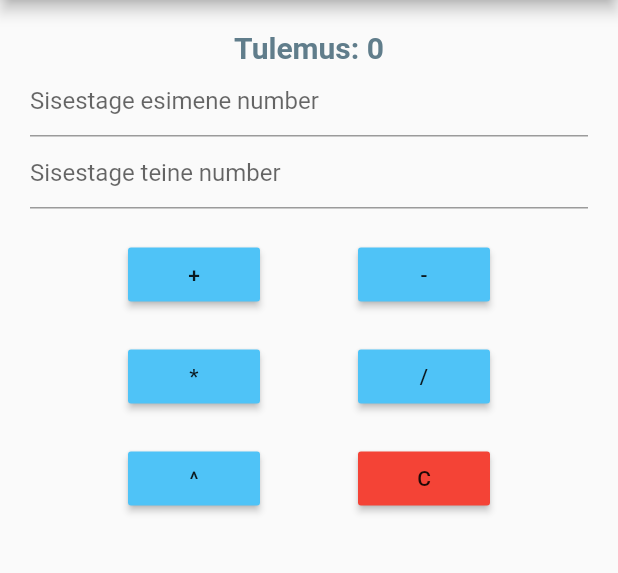
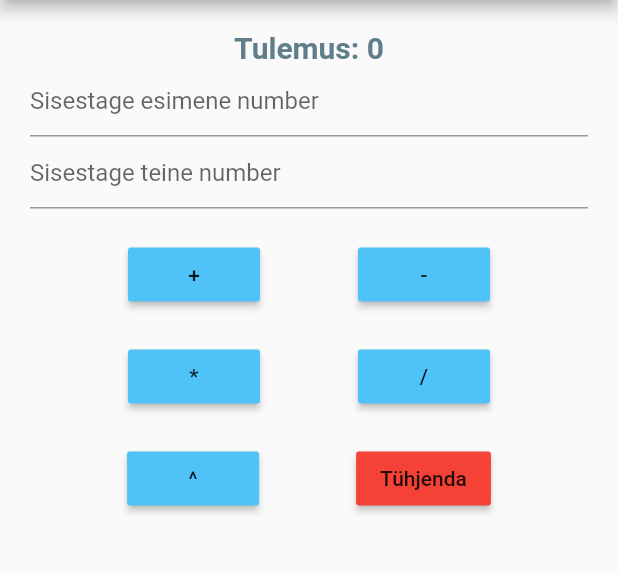
Before and after one commit to r4zmuz/calculator, a Flutter app: the screen it shows after launch, on a phone screen of 412 x 824 dp, the part 84-657 px from its top. Run offline on Flutter 3.47's test engine with Material 2 defaults, Android fonts, the phone set to English and light mode, and no system bars.

Commit message:
Second commit

```diff
--- a/lib/home_page.dart
+++ b/lib/home_page.dart
@@ -144,7 +144,7 @@ class HomePageState extends State<HomePage>{
                      ),
                    MaterialButton(
                      onPressed: kustutamine, // anname nupu vajutusel funktsiooni
-                     child: Text("C"),
+                     child: Text("Tühjenda"),
                      color: Colors.red,
                      ),
                     ],
```
